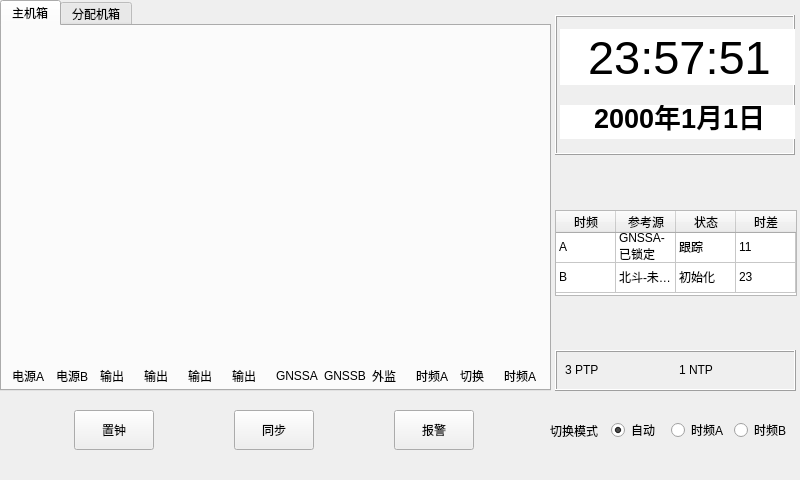
The window that mainpanel.ui (ittechbay/shitong-qt) describes before a commit, drawn with Qt 5.
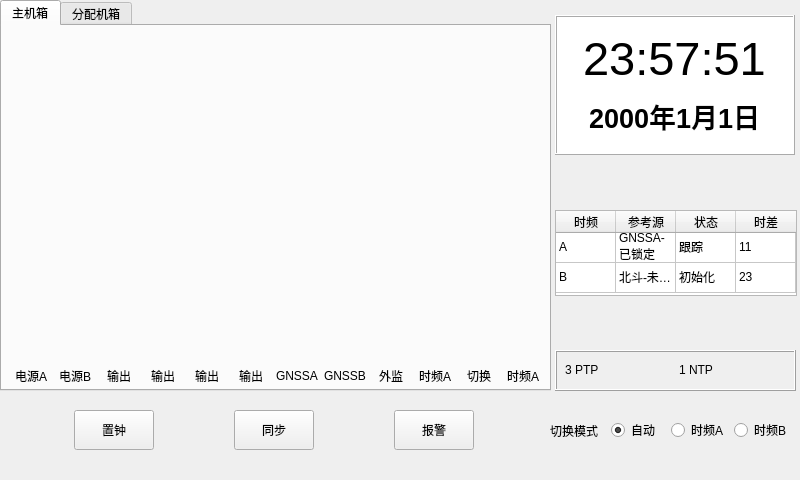
The same window after the commit. Custom widgets are drawn as their Qt base class.

The edit to the form file:
```diff
--- a/mainpanel.ui
+++ b/mainpanel.ui
@@ -92,6 +92,9 @@
         <property name="text">
          <string>电源A</string>
         </property>
+        <property name="alignment">
+         <set>Qt::AlignCenter</set>
+        </property>
        </widget>
       </item>
       <item>
@@ -99,6 +102,9 @@
         <property name="text">
          <string>电源B</string>
         </property>
+        <property name="alignment">
+         <set>Qt::AlignCenter</set>
+        </property>
        </widget>
       </item>
       <item>
@@ -106,6 +112,9 @@
         <property name="text">
          <string>输出</string>
         </property>
+        <property name="alignment">
+         <set>Qt::AlignCenter</set>
+        </property>
        </widget>
       </item>
       <item>
@@ -113,6 +122,9 @@
         <property name="text">
          <string>输出</string>
         </property>
+        <property name="alignment">
+         <set>Qt::AlignCenter</set>
+        </property>
        </widget>
       </item>
       <item>
@@ -120,6 +132,9 @@
         <property name="text">
          <string>输出</string>
         </property>
+        <property name="alignment">
+         <set>Qt::AlignCenter</set>
+        </property>
        </widget>
       </item>
       <item>
@@ -127,6 +142,9 @@
         <property name="text">
          <string>输出</string>
         </property>
+        <property name="alignment">
+         <set>Qt::AlignCenter</set>
+        </property>
        </widget>
       </item>
       <item>
@@ -148,6 +166,9 @@
         <property name="text">
          <string>外监</string>
         </property>
+        <property name="alignment">
+         <set>Qt::AlignCenter</set>
+        </property>
        </widget>
       </item>
       <item>
@@ -155,6 +176,9 @@
         <property name="text">
          <string>时频A</string>
         </property>
+        <property name="alignment">
+         <set>Qt::AlignCenter</set>
+        </property>
        </widget>
       </item>
       <item>
@@ -162,6 +186,9 @@
         <property name="text">
          <string>切换</string>
         </property>
+        <property name="alignment">
+         <set>Qt::AlignCenter</set>
+        </property>
        </widget>
       </item>
       <item>
@@ -169,6 +196,9 @@
         <property name="text">
          <string>时频A</string>
         </property>
+        <property name="alignment">
+         <set>Qt::AlignCenter</set>
+        </property>
        </widget>
       </item>
      </layout>
@@ -465,6 +495,9 @@
      <height>140</height>
     </rect>
    </property>
+   <property name="styleSheet">
+    <string notr="true">background-color: rgb(255, 255, 255);</string>
+   </property>
    <property name="frameShape">
     <enum>QFrame::Box</enum>
    </property>
@@ -475,9 +508,9 @@
     <property name="geometry">
      <rect>
       <x>5</x>
-      <y>0</y>
-      <width>241</width>
-      <height>140</height>
+      <y>5</y>
+      <width>230</width>
+      <height>130</height>
      </rect>
     </property>
     <layout class="QVBoxLayout" name="verticalLayout">
```
Left out of the diff: 44 changed lines with no effect on the pictures.
